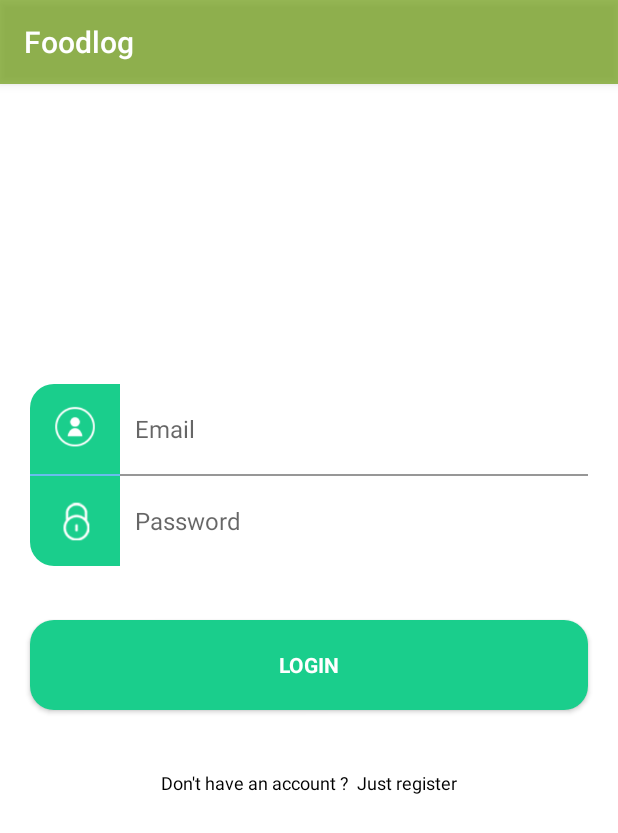
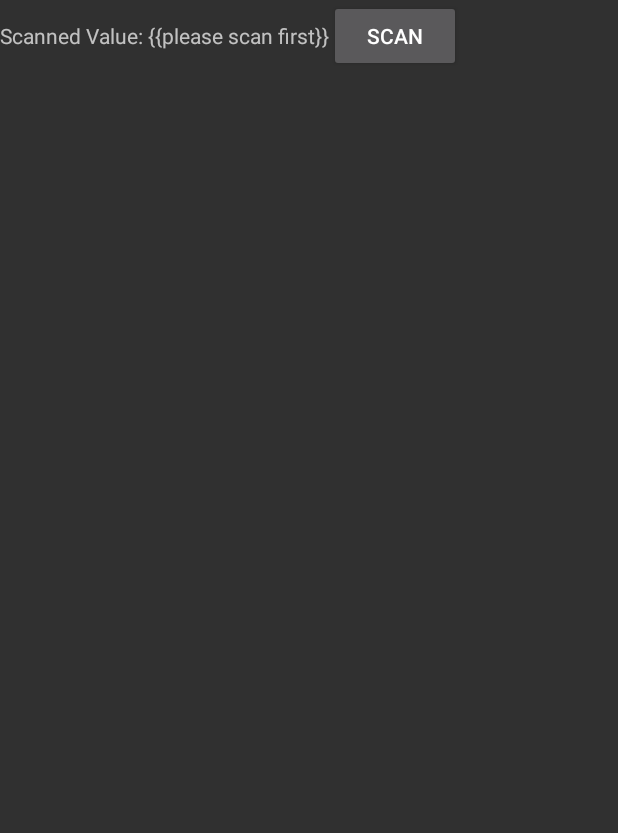
Before and after one commit to CVhp/Foodlog, an Android app: the screen it shows after launch (SignInActivity before the commit, BarrecodeMainActivity after it), on a phone screen of 412 x 824 dp. Shown: the top 833 px of the screen. Run offline under Robolectric (Android 15) with nearby library versions, the phone set to English and light mode, and no system bars; libraries missing offline, so code that uses them is left out: com.facebook.stetho; 1 statement that could not run was skipped.

Commit message:
Add barecode reader

```diff
--- /dev/null
+++ b/app/src/main/java/fr/epf/foodlog/barecode/BarrecodeMainActivity.kt
@@ -0,0 +1,54 @@
+package fr.epf.foodlog.barecode
+
+import android.content.Intent
+import androidx.appcompat.app.AppCompatActivity
+import android.os.Bundle
+import com.google.zxing.integration.android.IntentIntegrator
+import com.google.zxing.integration.android.IntentResult
+import fr.epf.foodlog.R
+import kotlinx.android.synthetic.main.activity_barrecode.*
+import kotlinx.android.synthetic.main.activity_barrecode.btnScan
+import kotlinx.android.synthetic.main.activity_barrecode_main.*
+
+class BarrecodeMainActivity : AppCompatActivity() {
+    var scannedResult: String = ""
+        override fun onCreate(savedInstanceState: Bundle?) {
+            super.onCreate(savedInstanceState)
+            setContentView(R.layout.activity_barrecode_main)
+
+            btnScan.setOnClickListener {
+                run {
+                    IntentIntegrator(this@BarrecodeMainActivity).initiateScan();
+                }
+            }
+        }
+
+        override fun onActivityResult(requestCode: Int, resultCode: Int, data: Intent?) {
+
+            var result: IntentResult? = IntentIntegrator.parseActivityResult(requestCode, resultCode, data)
+
+            if(result != null){
+
+                if(result.contents != null){
+                    scannedResult = result.contents
+                    txtValue.text = scannedResult
+                } else {
+                    txtValue.text = "scan failed"
+                }
+            } else {
+                super.onActivityResult(requestCode, resultCode, data)
+            }
+        }
+
+
+
+        override fun onRestoreInstanceState(savedInstanceState: Bundle?) {
+            super.onRestoreInstanceState(savedInstanceState!!)
+
+            savedInstanceState?.let {
+                scannedResult = it.getString("scannedResult").toString()
+                txtValue.text = scannedResult
+            }
+        }
+
+    }
--- /dev/null
+++ b/app/src/main/res/layout/activity_barrecode_main.xml
@@ -0,0 +1,32 @@
+<?xml version="1.0" encoding="utf-8"?>
+<LinearLayout
+    xmlns:android="http://schemas.android.com/apk/res/android"
+    xmlns:app="http://schemas.android.com/apk/res-auto"
+    xmlns:tools="http://schemas.android.com/tools"
+    android:layout_width="match_parent"
+    android:layout_height="match_parent"
+    tools:context=".barecode.BarrecodeMainActivity"
+    android:padding="0dp"    >
+
+    <TextView
+        android:layout_width="wrap_content"
+        android:layout_height="wrap_content"
+        android:text="Scanned Value: "
+        android:id="@+id/txtValueLabel"
+        />
+    <TextView
+        android:layout_width="wrap_content"
+        android:layout_height="wrap_content"
+        android:text="{{please scan first}}"
+        android:id="@+id/txtValue"
+        app:layout_constraintLeft_toRightOf="@id/txtValueLabel"
+        />
+    <Button
+        android:layout_width="wrap_content"
+        android:layout_height="wrap_content"
+        android:id="@+id/btnScan"
+        android:text="Scan"
+        app:layout_constraintTop_toBottomOf="@id/txtValueLabel"
+        />
+
+</LinearLayout>
--- a/app/src/main/res/menu/list_clients.xml
+++ b/app/src/main/res/menu/list_clients.xml
@@ -7,4 +7,9 @@
         android:icon="@drawable/mr_dialog_close_dark"
         android:title="Logout"
         app:showAsAction="never" />
+    <item
+        android:id="@+id/action_AddProduct"
+        android:icon="@android:drawable/ic_input_add"
+        android:title="AddProduct"
+        app:showAsAction="ifRoom"/>
 </menu>
```
Also changed, not shown: app/build.gradle (+10 -5 lines), app/src/main/AndroidManifest.xml (+6 -2 lines), app/src/main/java/fr/epf/foodlog/ListProduct/ListProductActivity.kt (+40 -21 lines), app/src/main/java/fr/epf/foodlog/barecode/BarrecodeActivity.kt (added, +76 -0 lines), app/src/main/java/fr/epf/foodlog/barecode/KtApplication.kt (added, +9 -0 lines), app/src/main/res/layout/activity_barrecode.xml (added, +38 -0 lines), app/src/main/res/layout/custom_barcode_layout.xml (added, +20 -0 lines).
